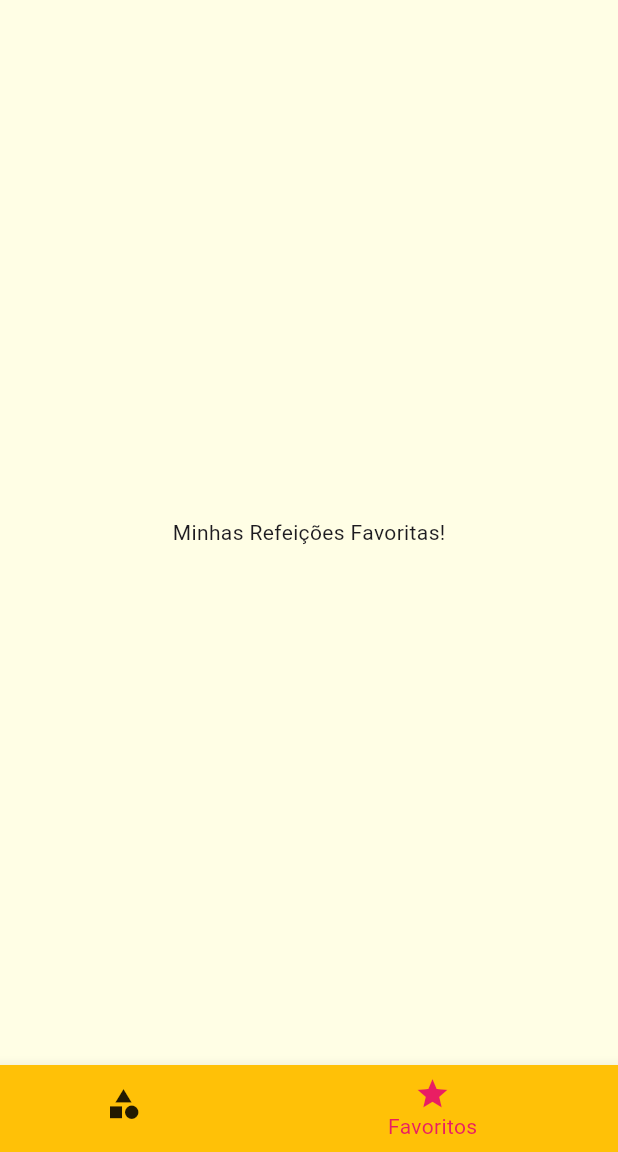
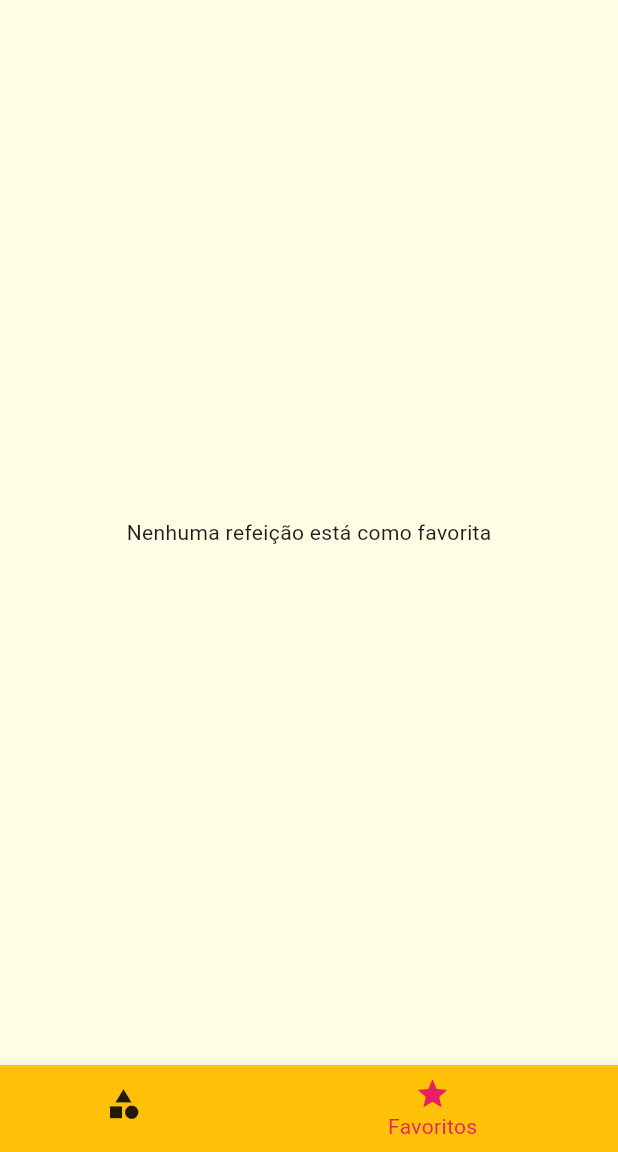
Before and after one commit to ArthurRCastilho/RecipesApp, a Flutter app: the screen it shows after launch, item 2 of the bottom bar chosen, on a phone screen of 412 x 824 dp, the part 84-1236 px from its top. Run offline on Flutter 3.47's test engine with Material 3 defaults, Android fonts, the phone set to English and light mode, and no system bars.

Commit message:
Adicionando funcionalidade para adicionar comidas em favoritas

```diff
--- a/lib/main.dart
+++ b/lib/main.dart
@@ -23,6 +23,7 @@ class MyApp extends StatefulWidget {
 class _MyAppState extends State<MyApp> {
   Settings settings = Settings();
   List<Meal> _availableMeals = DUMMY_MEALS;
+  List<Meal> _favoriteMeals = [];
 
   void _filterMeals(Settings settings) {
     setState(() {
@@ -40,6 +41,18 @@ class _MyAppState extends State<MyApp> {
             !filterVegetarian;
       }).toList();
     });
+  }
+
+  void _toggleFavorite(Meal meal) {
+    setState(() {
+      _favoriteMeals.contains(meal)
+          ? _favoriteMeals.remove(meal)
+          : _favoriteMeals.add(meal);
+    });
+  }
+
+  bool _isFavorite(Meal meal) {
+    return _favoriteMeals.contains(meal);
   }
 
   @override
@@ -70,10 +83,10 @@ class _MyAppState extends State<MyApp> {
             ),
       ),
       routes: {
-        AppRoutes.HOME: (ctx) => TabsScreen(),
+        AppRoutes.HOME: (ctx) => TabsScreen(_favoriteMeals),
         AppRoutes.CATEGORIES_MEALS: (ctx) =>
             CategoriesMealsScreen(_availableMeals),
-        AppRoutes.MEAL_DETAIL: (ctx) => MealDetailScreen(),
+        AppRoutes.MEAL_DETAIL: (ctx) => MealDetailScreen(_toggleFavorite, _isFavorite),
         AppRoutes.SETTINGS: (ctx) => SettingsScreen(settings, _filterMeals),
       },
       // onGenerateRoute: (settings) {
--- a/lib/screens/favorite_screen.dart
+++ b/lib/screens/favorite_screen.dart
@@ -1,11 +1,25 @@
 import 'package:flutter/material.dart';
+import 'package:recipes_app/components/meal_item.dart';
+import '../models/meal.dart';
 
 class FavoriteScreen extends StatelessWidget {
+  final List<Meal> favoriteMeals;
+
+  FavoriteScreen(this.favoriteMeals);
 
   @override
   Widget build(BuildContext context) {
-    return const Center(
-      child: Text('Minhas Refeições Favoritas!'),
-    );
+    if (favoriteMeals.isEmpty) {
+      return const Center(
+        child: Text('Nenhuma refeição está como favorita'),
+      );
+    } else {
+      return ListView.builder(
+        itemCount: favoriteMeals.length,
+        itemBuilder: (ctx, index) {
+          return MealItem(favoriteMeals[index]);
+        },
+      );
+    }
   }
 }
--- a/lib/screens/tabs_screen.dart
+++ b/lib/screens/tabs_screen.dart
@@ -2,18 +2,34 @@ import 'package:flutter/material.dart';
 import 'categories_screen.dart';
 import 'favorite_screen.dart';
 import '../components/main_drawer.dart';
+import '../models/meal.dart';
 
 class TabsScreen extends StatefulWidget {
+  final List<Meal> favoriteMeals;
+
+  TabsScreen(this.favoriteMeals);
+
   @override
   State<TabsScreen> createState() => _TabsScreenState();
 }
 
 class _TabsScreenState extends State<TabsScreen> {
   int _selectedScreenIndex = 0;
-  final List<Map<String, Object>> _screens = [
-    {'title': 'Categorias', 'screen': CategoriesScreen()},
-    {'title': 'Meus Favoritos', 'screen': FavoriteScreen()},
-  ];
+  late List<Map<String, Object>> _screens;
+
+  void initState() {
+    super.initState();
+    _screens = [
+      {
+        'title': 'Lista de Categorias',
+        'screen': CategoriesScreen(),
+      },
+      {
+        'title': 'Meus Favoritos',
+        'screen': FavoriteScreen(widget.favoriteMeals)
+      },
+    ];
+  }
 
   _selectScreen(int index) {
     setState(() {
```
Also changed, not shown: lib/screens/meal_detail_screen.dart (+13 -2 lines), 3 other files.
